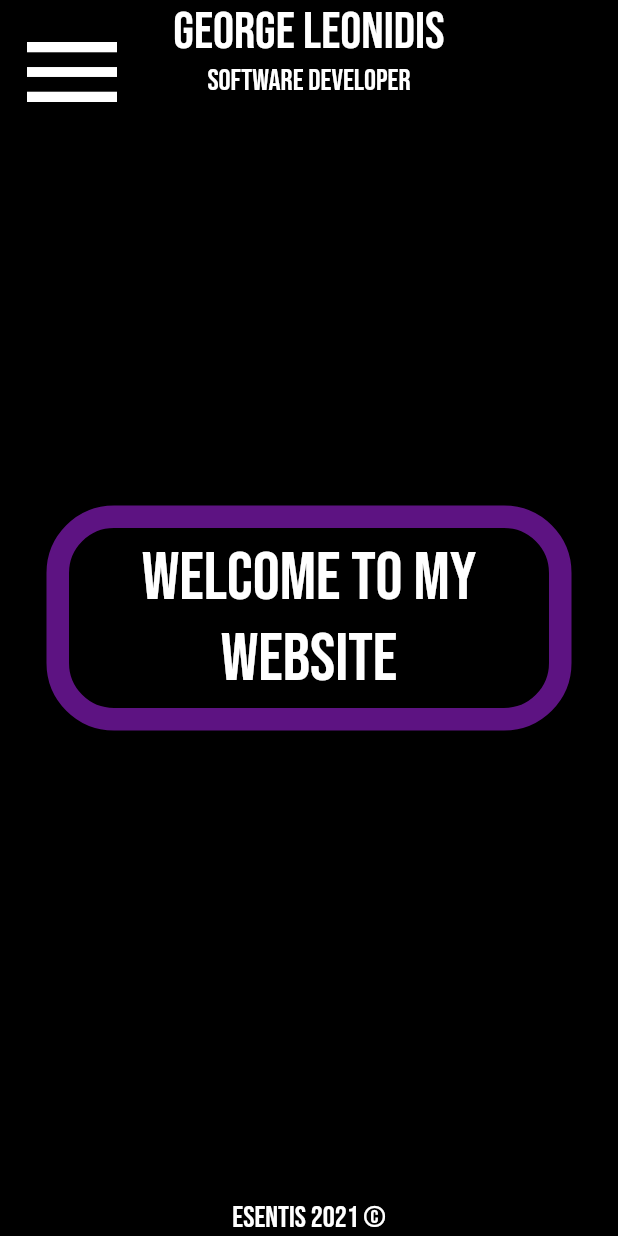
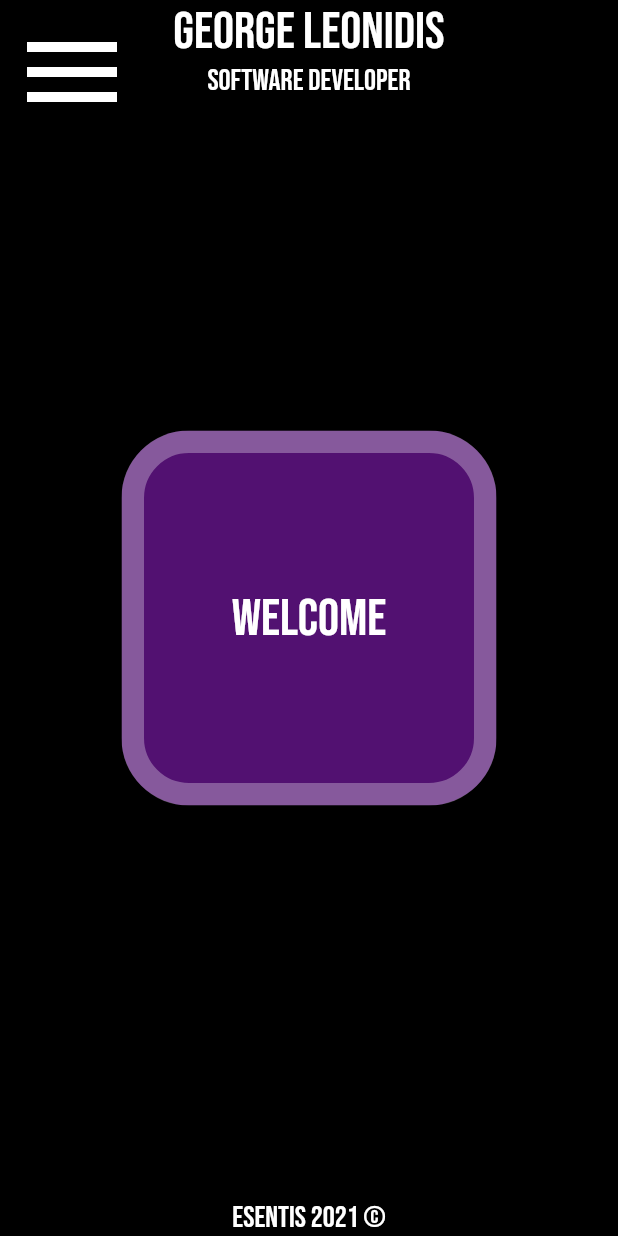
Before and after one commit to esentis/personal-website-flutter, a Flutter app: the screen it shows after launch, on a phone screen of 412 x 824 dp. Run offline on Flutter 3.47's test engine with Material 2 defaults, Android fonts, the phone set to English and light mode, and no system bars; drawn by our look-alikes of flutter_zoom_drawer; our stand-ins replace cloud_firestore, firebase_core, get, google_fonts, logger, responsive_builder and 3 more; accounts and stored records are empty.

Commit message:
Progresses landing page

```diff
--- a/lib/pages/desktop/landing_page_desktop.dart
+++ b/lib/pages/desktop/landing_page_desktop.dart
@@ -2,6 +2,8 @@ import 'dart:ui';
 
 import 'package:cloud_firestore/cloud_firestore.dart';
 import 'package:esentispws/components/animated_backgrounds.dart';
+import 'package:esentispws/pages/desktop/contact.dart';
+import 'package:esentispws/pages/desktop/portfolio.dart';
 import 'package:flutter/material.dart';
 import 'package:esentispws/constants.dart';
 import 'package:flutter/rendering.dart';
@@ -37,9 +39,14 @@ class _LandingPageDesktopState extends State<LandingPageDesktop>
 
   var currentScreen = screens.HOME;
 
-  ZoomDrawerController _zoomDrawerController = ZoomDrawerController();
+  ZoomDrawerController _zoomDrawerController;
+
+  AnimationController _menuAnimationController;
 
   Animation<double> size;
+
+  bool isDrawerOpen = false;
+  bool globalTapToDismiss = false;
 
   double width = 350;
   double height = 150;
@@ -54,6 +61,14 @@ class _LandingPageDesktopState extends State<LandingPageDesktop>
   @override
   void initState() {
     super.initState();
+    _zoomDrawerController = ZoomDrawerController();
+
+    _menuAnimationController = AnimationController(
+      vsync: this,
+      duration: const Duration(
+        milliseconds: 700,
+      ),
+    )..curve(Curves.easeInOut);
   }
 
   @override
@@ -75,9 +90,11 @@ class _LandingPageDesktopState extends State<LandingPageDesktop>
                 top: 100,
                 child: TextButton(
                   onPressed: () {
-                    setState(() {
+                    setState(
+                      () {
                         currentScreen = screens.PORTFOLIO;
-                    });
+                      },
+                    );
                   },
                   child: Text(
                     'Portfolio',
@@ -110,7 +127,19 @@ class _LandingPageDesktopState extends State<LandingPageDesktop>
       openCurve: Curves.fastOutSlowIn,
       closeCurve: Curves.bounceIn,
       style: DrawerStyle.Style1,
-      mainScreen: Scaffold(
+
+      mainScreen: Listener(
+        onPointerDown: (event) {
+          if (_zoomDrawerController.isOpen()) {
+            logger.wtf('Closing drawer by global tap');
+            setState(() {
+              _zoomDrawerController.close();
+              isDrawerOpen = false;
+              _menuAnimationController.animateBack(0);
+            });
+          }
+        },
+        child: Scaffold(
           backgroundColor: Colors.black,
           body: Stack(
             children: [
@@ -173,17 +202,28 @@ class _LandingPageDesktopState extends State<LandingPageDesktop>
                               ),
                             ],
                           ),
+                          // Drawer toggle button
                           Container(
                             width: 80,
                             height: 80,
+                            child: IgnorePointer(
+                              ignoring: isDrawerOpen,
                               child: IconButton(
                                 onPressed: () {
+                                  setState(() {
+                                    if (!_zoomDrawerController.isOpen()) {
+                                      isDrawerOpen = true;
                                       _zoomDrawerController.open();
+                                      _menuAnimationController.forward();
+                                    }
+                                  });
                                 },
-                            icon: Icon(
-                              Icons.menu,
+                                icon: AnimatedIcon(
+                                  progress: _menuAnimationController,
+                                  icon: AnimatedIcons.menu_close,
                                   size: 80,
                                   color: Colors.white,
+                                ),
                               ),
                             ),
                           ),
@@ -192,49 +232,81 @@ class _LandingPageDesktopState extends State<LandingPageDesktop>
                             child: MouseRegion(
                               cursor: MouseCursor.uncontrolled,
                               onEnter: (event) {
-                              setState(() {
-                                fontSize = 60;
-                                width += 50;
-                                angle = 0.15;
-                              });
+                                // setState(() {
+                                //   fontSize = 60;
+                                //   width += 50;
+                                //   angle = -1.25;
+                                // });
                               },
                               onExit: (event) {
-                              setState(() {
-                                fontSize = 45;
-                                width -= 50;
-                                angle = 0;
-                              });
+                                // setState(
+                                //   () {
+                                //     fontSize = 45;
+                                //     width -= 50;
+                                //     angle = 0;
+                                //   },
+                                // );
                               },
+                              child: ClipRRect(
+                                child: BackdropFilter(
+                                  filter: ImageFilter.blur(
+                                    sigmaX: 5,
+                                    sigmaY: 5,
+                                  ),
                                   child: AnimatedContainer(
-                              transform: Matrix4.rotationZ(angle),
-                              width: width,
-                              height: height,
+                                    transform: Matrix4.rotationY(angle)
+                                      ..rotateZ(angle * 200),
+                                    curve: Curves.easeInOut,
+                                    width: isDrawerOpen
+                                        ? 250
+                                        : currentScreen == screens.HOME
+                                            ? 250
+                                            : currentScreen == screens.PORTFOLIO
+                                                ? 350
+                                                : MediaQuery.of(context)
+                                                        .size
+                                                        .width *
+                                                    .2,
+                                    height: isDrawerOpen
+                                        ? 250
+                                        : currentScreen == screens.HOME
+                                            ? 250
+                                            : currentScreen == screens.PORTFOLIO
+                                                ? 250
+                                                : 350,
                                     decoration: BoxDecoration(
-                                borderRadius: BorderRadius.circular(45),
+                                      color: kColorPurple.withOpacity(0.6),
+                                      borderRadius: BorderRadius.circular(
+                                        isDrawerOpen ? 120 : 45,
+                                      ),
                                       border: Border.all(
                                         width: 15,
-                                  color: const Color(0xaf881cbd),
+                                        color: Colors.white.withOpacity(0.3),
                                       ),
                                     ),
                                     duration: const Duration(milliseconds: 400),
                                     child: Container(
-                                width: 250,
-                                height: 150,
                                       child: Center(
                                         child: AnimatedDefaultTextStyle(
-                                    duration: const Duration(milliseconds: 400),
+                                          duration:
+                                              const Duration(milliseconds: 400),
                                           curve: Curves.easeInOut,
                                           style: GoogleFonts.bebasNeue(
                                             color: Colors.white,
                                             fontSize: fontSize,
                                           ),
-                                    child: Text(
-                                      currentScreen == screens.HOME
-                                          ? 'Welcome to my website'
-                                          : currentScreen == screens.PORTFOLIO
-                                              ? 'This is my portfolio'
-                                              : 'Contact',
-                                      textAlign: TextAlign.center,
+                                          child: currentScreen == screens.HOME
+                                              ? Text(
+                                                  'Welcome',
+                                                  style: kStyleDefault.copyWith(
+                                                    color: Colors.white,
+                                                  ),
+                                                )
+                                              : currentScreen ==
+                                                      screens.PORTFOLIO
+                                                  ? PortfolioPage()
+                                                  : ContactInfo(),
+                                        ),
                                       ),
                                     ),
                                   ),
@@ -266,7 +338,7 @@ class _LandingPageDesktopState extends State<LandingPageDesktop>
                                     color: Colors.white,
                                     fontSize: copyRightFontSize,
                                   ),
-                                child: Text(
+                                  child: const Text(
                                     'esentis 2021 ©',
                                   ),
                                 ),
@@ -282,6 +354,7 @@ class _LandingPageDesktopState extends State<LandingPageDesktop>
             ],
           ),
         ),
+      ),
     );
   }
 }
```
Lines whose indentation alone changed are shown as unchanged.
